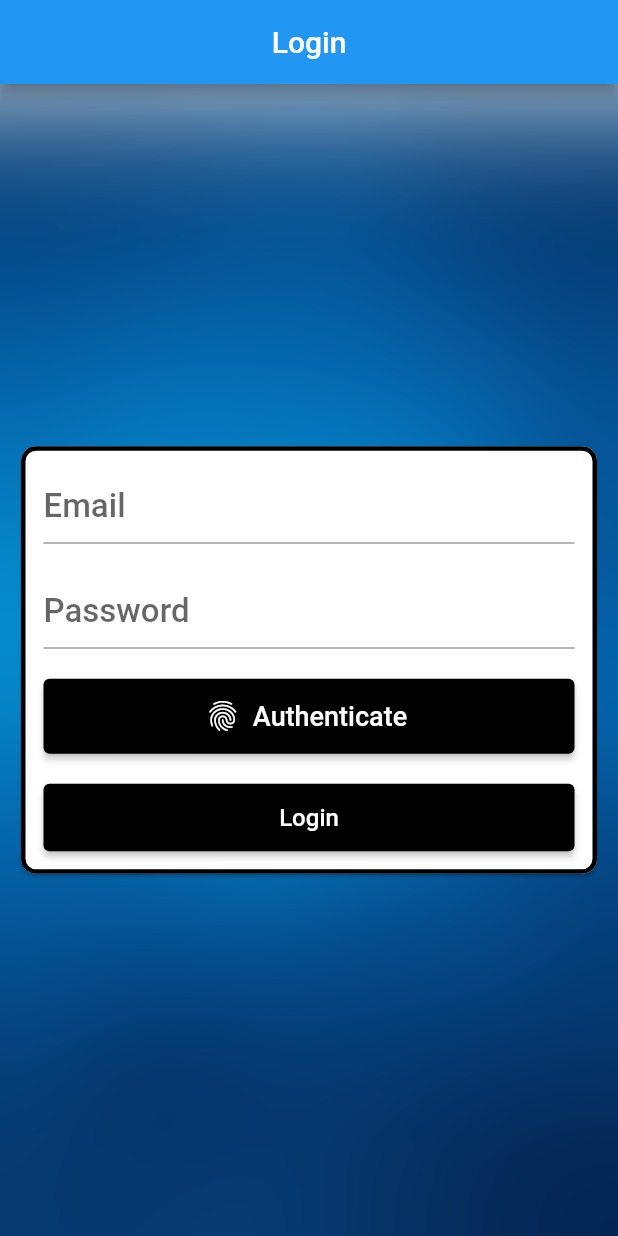
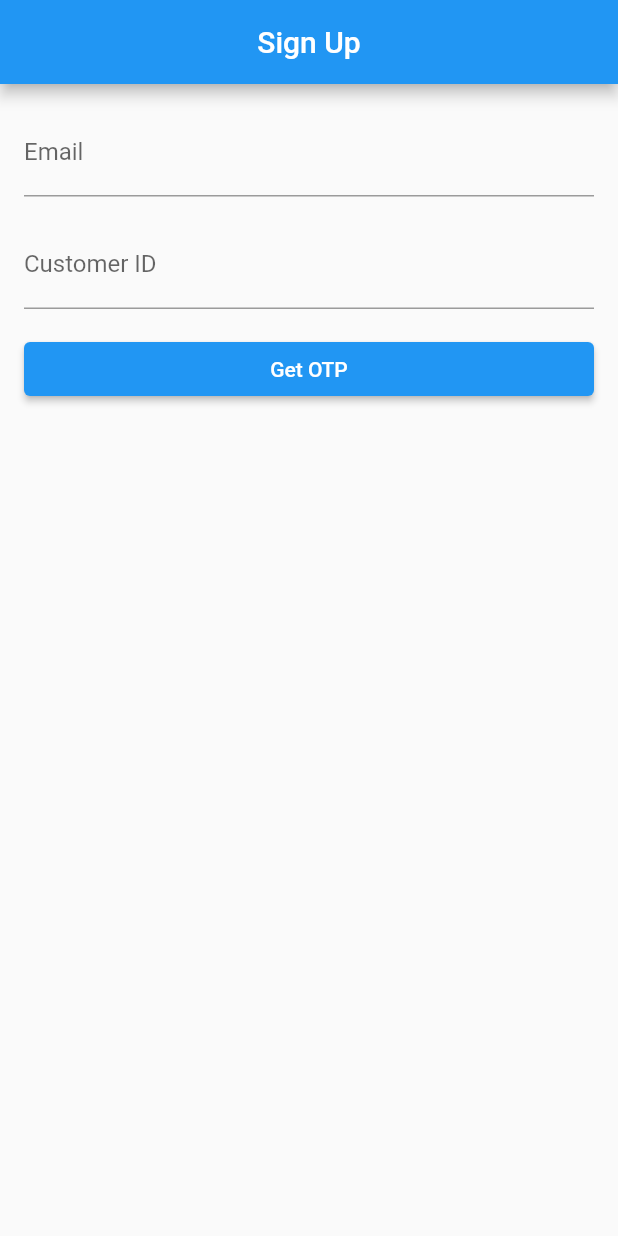
Before and after one commit to omchikhaliya/Flutter_Banking_App, a Flutter app: the screen it shows after launch, on a phone screen of 412 x 824 dp. Run offline on Flutter 3.47's test engine with Material 2 defaults, Android fonts, the phone set to English and light mode, and no system bars; our stand-ins replace firebase_auth, firebase_core, local_auth; accounts and stored records are empty.

Commit message:
first time login

```diff
--- a/lib/main.dart
+++ b/lib/main.dart
@@ -1,3 +1,4 @@
+import 'package:banking_application/pages/signup.dart';
 import 'package:flutter/material.dart';
 import 'package:banking_application/pages/Loading.dart';
 import 'package:banking_application/pages/login_page.dart';
@@ -13,7 +14,8 @@ void main() async {
   );
   runApp(MaterialApp(routes: {
     //'/' : (context) => Loading(),
-    '/': (context) => const LoginPage(),
+    // '/': (context) => const LoginPage(),
+    '/': (context) => const Signup(),
     '/home': (context) => const Home(),
   }));
 }
--- /dev/null
+++ b/lib/pages/signup.dart
@@ -0,0 +1,177 @@
+import 'package:flutter/material.dart';
+
+class Signup extends StatefulWidget {
+  const Signup({Key? key}) : super(key: key);
+
+  @override
+  State<Signup> createState() => _SignupState();
+}
+
+class _SignupState extends State<Signup> {
+  bool showOtpField = false;
+  bool verifyOtpField = false;
+  TextEditingController otpController = TextEditingController();
+  TextEditingController otpverifyController = TextEditingController();
+  TextEditingController setpinController = TextEditingController();
+  TextEditingController confirmsetpinController = TextEditingController();
+  TextEditingController emailController = TextEditingController();
+  TextEditingController customerIdController = TextEditingController();
+
+  final _formKey = GlobalKey<FormState>(); // GlobalKey for form validation
+
+  void sendOTP() {
+    // Implement OTP sending logic here
+    setState(() {
+      showOtpField = true;
+    });
+  }
+
+  void verifyOTP() {
+    setState(() {
+      verifyOtpField = true;
+    });
+  }
+
+  @override
+  void dispose() {
+    otpController.dispose();
+    otpverifyController.dispose();
+    setpinController.dispose();
+    confirmsetpinController.dispose();
+    emailController.dispose();
+    customerIdController.dispose();
+    super.dispose();
+  }
+
+  @override
+  Widget build(BuildContext context) {
+    return Scaffold(
+      appBar: AppBar(
+        title: Center(child: Text('Sign Up')),
+      ),
+      body: SingleChildScrollView(
+        child: Padding(
+          padding: EdgeInsets.all(16.0),
+          child: Form(
+            key: _formKey, // Set the GlobalKey<FormState> for form validation
+            child: Column(
+              mainAxisAlignment: MainAxisAlignment.center,
+              crossAxisAlignment: CrossAxisAlignment.stretch,
+              children: <Widget>[
+                TextFormField(
+                  controller: emailController,
+                  decoration: InputDecoration(labelText: 'Email'),
+                  validator: (value) {
+                    if (value == null || value.isEmpty) {
+                      return 'Email is required';
+                    }
+                    // Add more complex email validation logic here if needed
+                    return null;
+                  },
+                ),
+                SizedBox(height: 16.0),
+                TextFormField(
+                  controller: customerIdController,
+                  decoration: InputDecoration(labelText: 'Customer ID'),
+                  validator: (value) {
+                    if (value == null || value.isEmpty) {
+                      return 'Customer ID is required';
+                    }
+                    return null;
+                  },
+                ),
+                SizedBox(height: 16.0),
+                ElevatedButton(
+                  onPressed: () {
+                    if (_formKey.currentState!.validate()) {
+                      // Form is valid, proceed with verification and signup
+
+                      if (!showOtpField) {
+                        sendOTP();
+                      } else {
+                        // Implement OTP verification and signup logic here
+                        // You can compare otpController.text with the expected OTP
+                      }
+                    }
+                  },
+                  child: Text("Get OTP"),
+                ),
+                SizedBox(height: 16.0),
+                if (showOtpField)
+                  TextFormField(
+                    controller: otpverifyController,
+                    decoration: InputDecoration(labelText: 'Enter OTP'),
+                    validator: (value) {
+                      if (value == null || value.isEmpty) {
+                        return 'OTP is required';
+                      }
+                      // Add OTP format validation here if needed
+                      return null;
+                    },
+                  ),
+                SizedBox(
+                  height: 16,
+                ),
+                if (showOtpField)
+                  ElevatedButton(
+                    onPressed: () {
+                      if (_formKey.currentState!.validate()) {
+                        // Form is valid, proceed with verification and signup
+                        if (!verifyOtpField) {
+                          verifyOTP();
+                        } else {
+                          // Implement OTP verification and signup logic here
+                        }
+                      }
+                    },
+                    child: Text("Verify OTP"),
+                  ),
+                SizedBox(height: 16.0),
+                if (verifyOtpField)
+                  TextFormField(
+                    controller: setpinController,
+                    decoration: InputDecoration(labelText: 'Set PIN'),
+                    validator: (value) {
+                      if (value == null || value.isEmpty) {
+                        return 'Set PIN is required';
+                      }
+                      // Add PIN format validation here if needed
+                      return null;
+                    },
+                  ),
+                SizedBox(height: 16.0),
+                if (verifyOtpField)
+                  TextFormField(
+                    controller: confirmsetpinController,
+                    decoration: InputDecoration(labelText: 'Confirm PIN'),
+                    validator: (value) {
+                      if (value == null || value.isEmpty) {
+                        return 'Confirm PIN is required';
+                      }
+                      if (value != setpinController.text) {
+                        return 'PINs do not match';
+                      }
+                      return null;
+                    },
+                  ),
+                SizedBox(
+                  height: 16,
+                ),
+                if (verifyOtpField)
+                  ElevatedButton(
+                    onPressed: () {
+                      if (_formKey.currentState!.validate()) {
+                        // Form is valid, proceed with signup
+                        // Implement signup logic here
+                      }
+                    },
+                    child: Text("Sign Up"),
+                  ),
+              ],
+            ),
+          ),
+        ),
+      ),
+    );
+  }
+}
```
Also changed, not shown: lib/pages/login_page.dart (+7 -7 lines), 1 other file.
